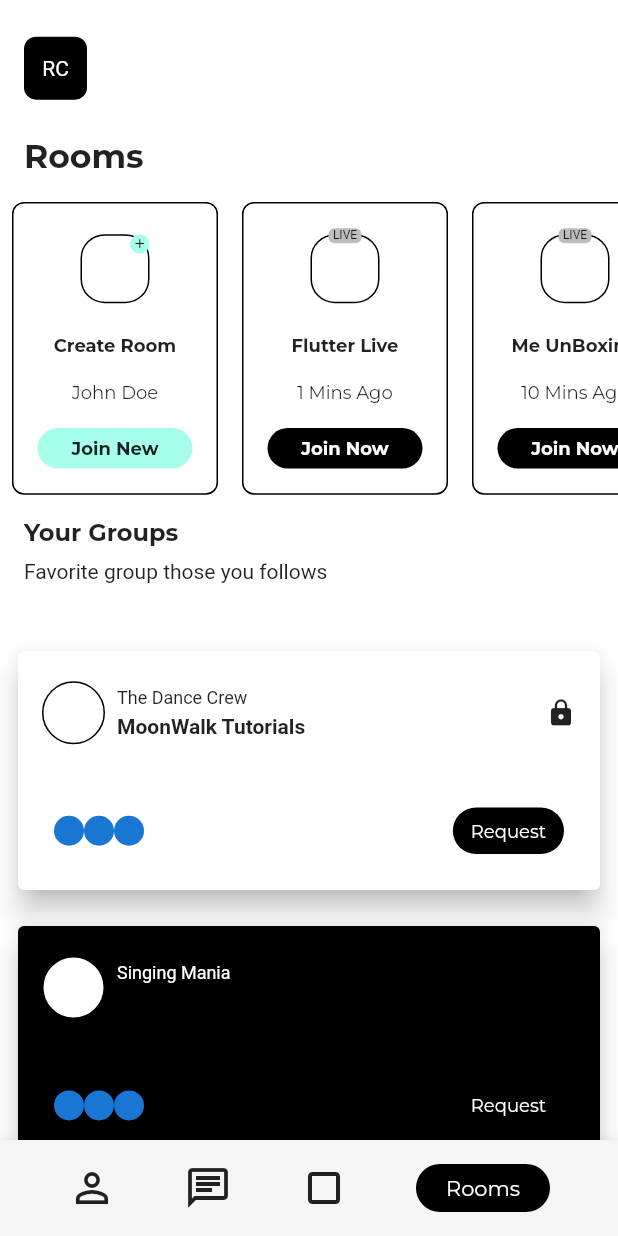
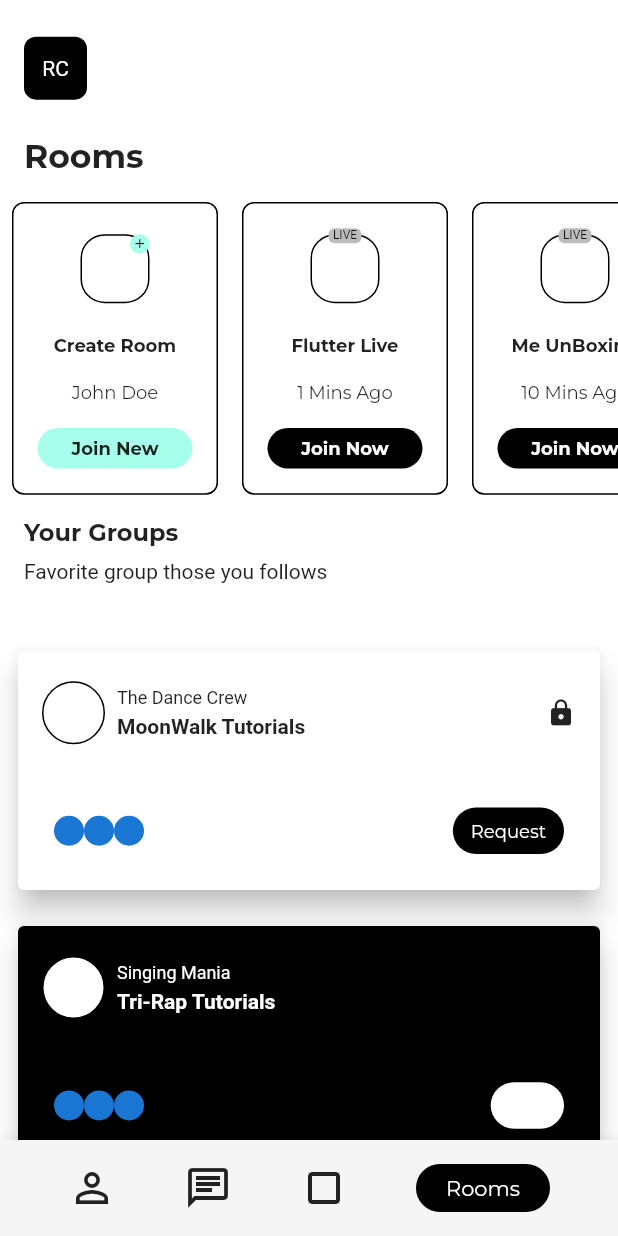
Before and after one commit to JAICHANGPARK/flutter_notebook_8th_story, a Flutter app: the RoomsPage screen opened by its route, on a phone screen of 412 x 824 dp. Run offline on Flutter 3.47's test engine with Material 2 defaults, Android fonts, the phone set to English and light mode, and no system bars; our stand-ins replace badges, flutter_hooks, google_fonts, hooks_riverpod, state_notifier.

Commit message:
Update rooms_page.dart

```diff
--- a/lib/ep588_social_app/rooms_page.dart
+++ b/lib/ep588_social_app/rooms_page.dart
@@ -419,8 +419,9 @@ class _RoomsPageState extends State<RoomsPage> {
                                                       color: Colors.white
                                                     ),),
                                                     SizedBox(height: 4,),
-                                                    Text("MoonWalk Tutorials",style: TextStyle(
-                                                        fontWeight: FontWeight.bold
+                                                    Text("Tri-Rap Tutorials",style: TextStyle(
+                                                        fontWeight: FontWeight.bold,
+                                                        color: Colors.white
                                                     ),),
                                                   ],
                                                 ),
@@ -446,10 +447,10 @@ class _RoomsPageState extends State<RoomsPage> {
                                                 Spacer(),
                                                 Container(
                                                   padding: EdgeInsets.symmetric(horizontal: 12, vertical: 8),
-                                                  decoration: BoxDecoration(color: Colors.black, borderRadius: BorderRadius.circular(16)),
+                                                  decoration: BoxDecoration(color: Colors.white, borderRadius: BorderRadius.circular(16)),
                                                   child: Center(
                                                     child: Text(
-                                                      "Request",
+                                                      "Join",
                                                       style: GoogleFonts.montserrat(
                                                           fontSize: 12, color: Colors.white),
                                                     ),
```
